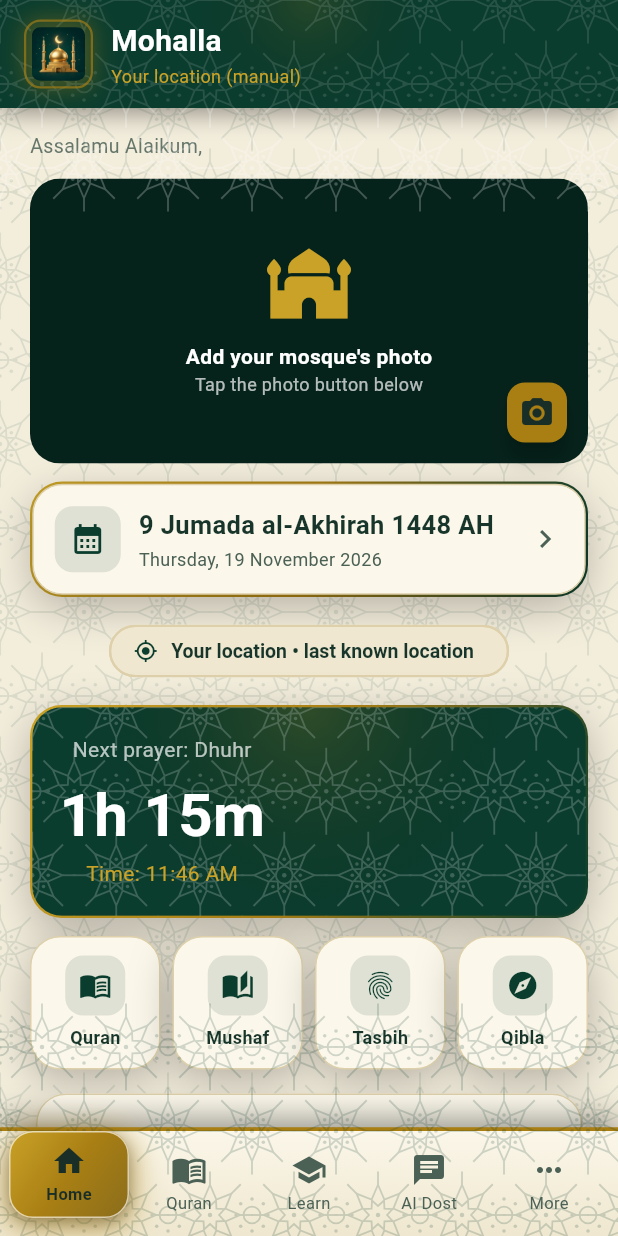
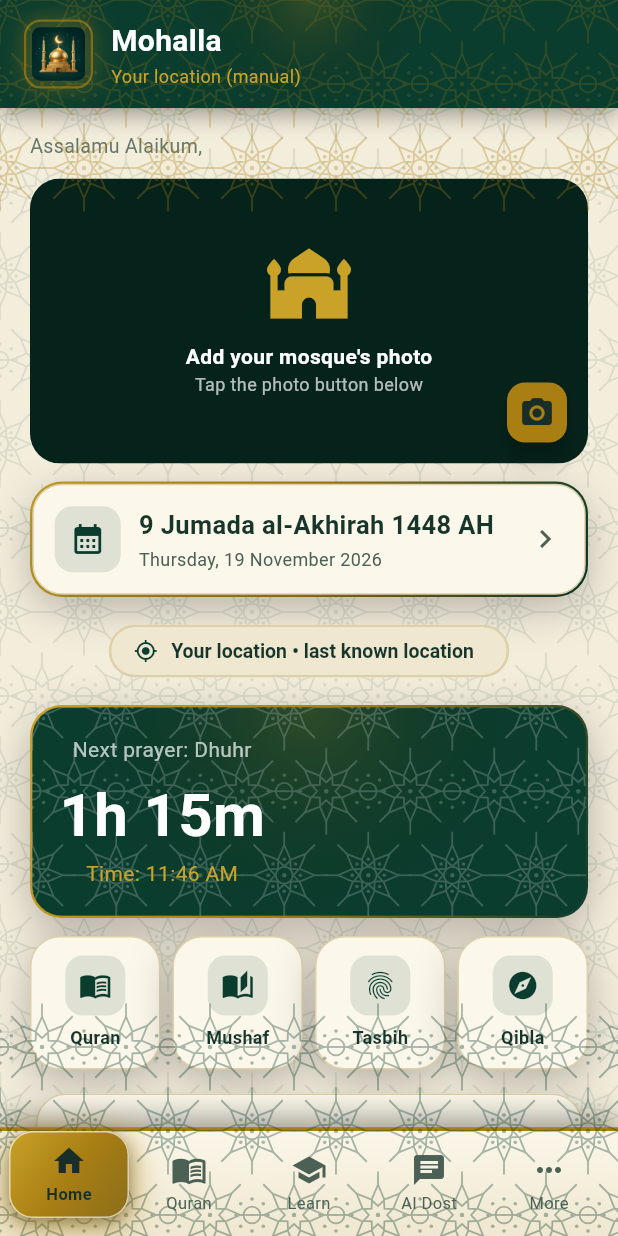
Before and after one commit to codeby-muzamil/mohalla-app, a Flutter app: the RootScreen screen opened directly, on a phone screen of 412 x 824 dp. Run offline on Flutter 3.47's test engine with Material 3 defaults, Android fonts, the phone set to English and light mode, and no system bars; our stand-ins replace adhan, flutter_local_notifications, flutter_map, geocoding, geolocator, google_generative_ai and 6 more; missing offline and left inert: dart:js_interop, qibla_math; accounts and stored records are empty.

Commit message:
Splash 3D logo bigger; header/footer pattern visible; Quran male voice via rebuild

```diff
--- a/lib/main.dart
+++ b/lib/main.dart
@@ -428,8 +428,14 @@ class _MohallaHeader extends StatelessWidget
       ),
       child: PatternBackground(
         base: AppTheme.emerald,
-        patternColor: Colors.white,
-        patternOpacity: 0.24,
+        // Gold pattern on emerald (like the splash): the old white
+        // pattern at 0.24 under the 0.5 scrim wash was ~0.12
+        // effective — the girih lines merged into the emerald
+        // background. Gold at 0.32 + scrim 0.30 keeps the pattern
+        // clearly visible on the header.
+        patternColor: isDark ? AppTheme.goldDark : AppTheme.gold,
+        patternOpacity: 0.32,
+        scrimAlpha: 0.30,
         glowColor: isDark ? AppTheme.goldDark : AppTheme.gold,
         child: SafeArea(
           bottom: false,
@@ -530,9 +536,12 @@ class _MohallaFooter extends StatelessWidget {
       ),
       child: Stack(
         children: [
+          // Pattern layer: the old 0.12 / 0.18 opacity made the
+          // girih lines merge into the footer gradient — invisible
+          // on a real phone. 0.30 / 0.35 keeps it clearly visible.
           Positioned.fill(
             child: Opacity(
-              opacity: isDark ? 0.12 : 0.18,
+              opacity: isDark ? 0.30 : 0.35,
               child: CustomPaint(
                 painter: IslamicPatternPainter(
                   color: isDark ? Colors.white : AppTheme.emerald,
```
Also changed, not shown: lib/screens/onboarding_flow.dart (+8 -6 lines), 1 other file.
